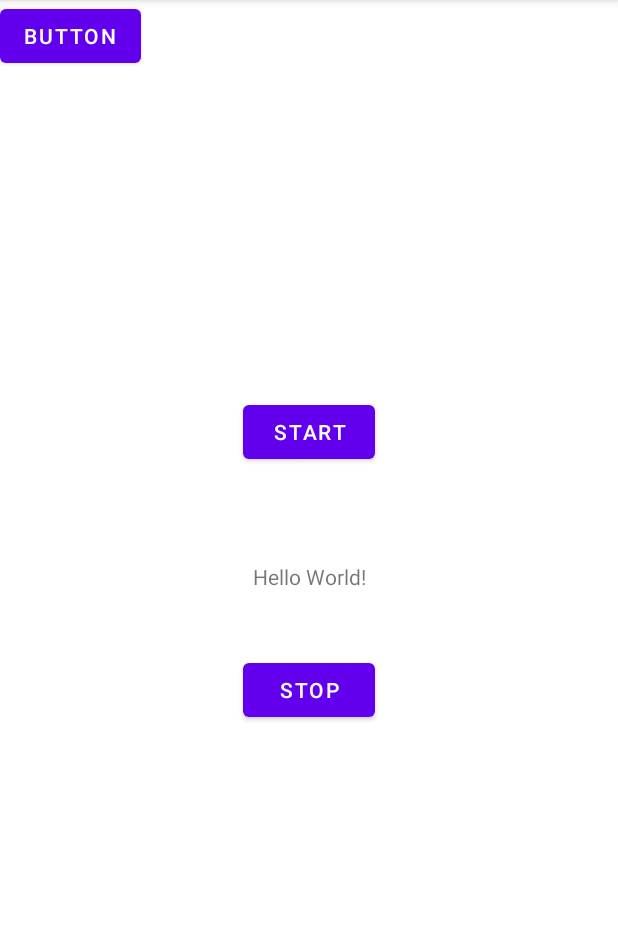
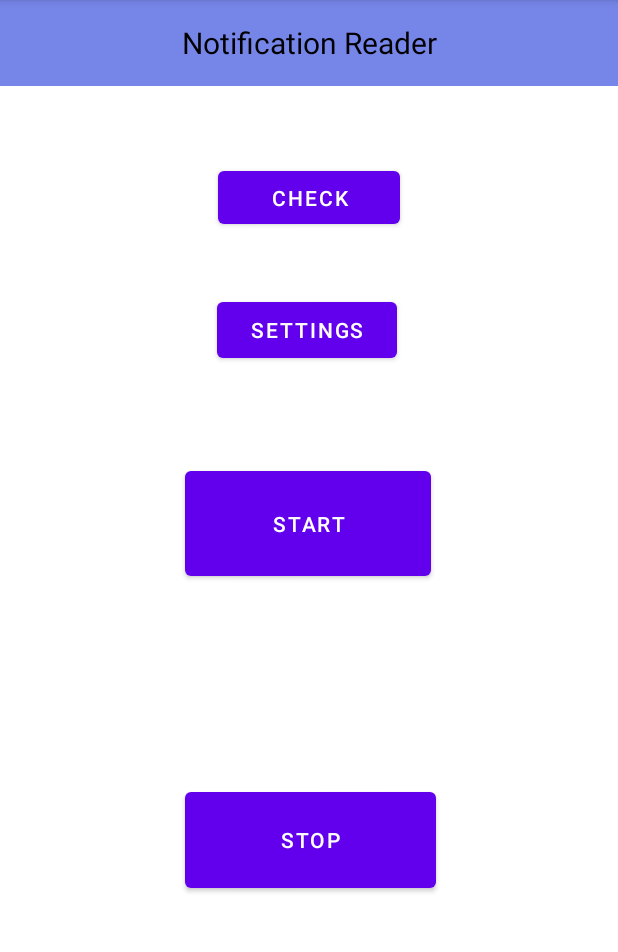
Before and after one commit to GNGB34/accessible-messaging-droid, an Android app: the screen it shows after launch (MainActivity), on a phone screen of 412 x 824 dp, the part 84-1036 px from its top. Run offline under Robolectric (Android 15) with nearby library versions, the phone set to English and light mode, and no system bars.

Commit message:
added UI, settings button goes to settings activity

```diff
--- a/app/build.gradle
+++ b/app/build.gradle
@@ -8,7 +8,7 @@ android {
     buildToolsVersion "30.0.2"
 
     defaultConfig {
-        applicationId "com.example.accessiblemessaging"
+        applicationId "com.example.accessiblemesseging"
         minSdkVersion 23
         targetSdkVersion 26
         versionCode 1
--- a/app/src/main/java/com/example/accessiblemessaging/MainActivity.java
+++ b/app/src/main/java/com/example/accessiblemessaging/MainActivity.java
@@ -5,7 +5,6 @@ import androidx.appcompat.app.AppCompatActivity;
 import android.app.ActivityManager;
 import android.content.Context;
 import android.content.Intent;
-import android.content.ServiceConnection;
 import android.os.Bundle;
 import android.util.Log;
 import android.view.View;
@@ -21,6 +20,7 @@ public class MainActivity extends AppCompatActivity {
         Button button = (Button) findViewById(R.id.button);
         Button stop = (Button) findViewById(R.id.stop);
         Button check = (Button) findViewById(R.id.check); //Check if service is running or not
+        Button settings=(Button) findViewById(R.id.settings);
 
         check.setOnClickListener(new View.OnClickListener() {
             @Override
@@ -46,6 +46,14 @@ public class MainActivity extends AppCompatActivity {
                 startService(service);
             }
         });
+
+        settings.setOnClickListener(new View.OnClickListener(){
+            @Override
+            public void onClick(View v){
+                openSettings();
+
+            }
+        });
     }
 
     //Checks if the service is running; it basically always is unless the OS stops it
@@ -59,4 +67,9 @@ public class MainActivity extends AppCompatActivity {
     }
 
 
+    public void openSettings(){
+        Intent intent=new Intent(this, Settings.class);
+        startActivity(intent);
+    }
+
 }
--- a/app/src/main/res/layout/activity_main.xml
+++ b/app/src/main/res/layout/activity_main.xml
@@ -4,43 +4,76 @@
     xmlns:tools="http://schemas.android.com/tools"
     android:layout_width="match_parent"
     android:layout_height="match_parent"
+    android:layout_gravity="center"
     tools:context=".MainActivity">
 
     <TextView
-        android:layout_width="wrap_content"
-        android:layout_height="wrap_content"
-        android:text="Hello World!"
-        app:layout_constraintBottom_toBottomOf="parent"
-        app:layout_constraintLeft_toLeftOf="parent"
-        app:layout_constraintRight_toRightOf="parent"
-        app:layout_constraintTop_toTopOf="parent" />
-
-    <Button
-        android:id="@+id/button"
-        android:layout_width="wrap_content"
-        android:layout_height="wrap_content"
-        android:layout_marginTop="264dp"
-        android:text="start"
+        android:id="@+id/textView"
+        android:layout_width="match_parent"
+        android:layout_height="57dp"
+        android:background="#7685E8"
+        android:gravity="center"
+        android:text="Notification Reader"
+        android:textColor="#000000"
+        android:textColorLink="#0C0C0C"
+        android:textSize="20sp"
         app:layout_constraintEnd_toEndOf="parent"
         app:layout_constraintStart_toStartOf="parent"
         app:layout_constraintTop_toTopOf="parent" />
 
     <Button
+        android:id="@+id/button"
+        android:layout_width="164dp"
+        android:layout_height="82dp"
+        android:layout_marginTop="308dp"
+        android:gravity="center"
+        android:text="start"
+        app:layout_constraintEnd_toEndOf="parent"
+        app:layout_constraintHorizontal_bias="0.497"
+        app:layout_constraintStart_toStartOf="parent"
+        app:layout_constraintTop_toTopOf="parent" />
+
+    <Button
         android:id="@+id/stop"
-        android:layout_width="wrap_content"
-        android:layout_height="wrap_content"
-        android:layout_marginBottom="284dp"
+        android:layout_width="167dp"
+        android:layout_height="76dp"
+        android:layout_marginTop="113dp"
+        android:layout_marginBottom="152dp"
+        android:gravity="center"
         android:text="stop"
         app:layout_constraintBottom_toBottomOf="parent"
         app:layout_constraintEnd_toEndOf="parent"
-        app:layout_constraintStart_toStartOf="parent" />
+        app:layout_constraintHorizontal_bias="0.504"
+        app:layout_constraintStart_toStartOf="parent"
+        app:layout_constraintTop_toBottomOf="@+id/button" />
 
     <Button
         android:id="@+id/check"
-        android:layout_width="wrap_content"
+        android:layout_width="121dp"
         android:layout_height="wrap_content"
-        android:text="Button"
-        tools:layout_editor_absoluteX="130dp"
-        tools:layout_editor_absoluteY="533dp" />
+        android:layout_marginTop="108dp"
+        android:layout_marginBottom="40dp"
+        android:gravity="center"
+        android:text="Check"
+        app:layout_constrainedHeight="true"
+        app:layout_constraintBottom_toTopOf="@+id/settings"
+        app:layout_constraintEnd_toEndOf="parent"
+        app:layout_constraintStart_toStartOf="parent"
+        app:layout_constraintTop_toTopOf="parent" />
+
+    <Button
+        android:id="@+id/settings"
+        android:layout_width="120dp"
+        android:layout_height="49dp"
+        android:layout_marginStart="149dp"
+        android:layout_marginTop="196dp"
+        android:layout_marginEnd="152dp"
+        android:layout_marginBottom="64dp"
+        android:text="SETTINGS"
+        app:layout_constraintBottom_toTopOf="@+id/button"
+        app:layout_constraintEnd_toEndOf="parent"
+        app:layout_constraintHorizontal_bias="0.5"
+        app:layout_constraintStart_toStartOf="parent"
+        app:layout_constraintTop_toTopOf="parent" />
 
 </androidx.constraintlayout.widget.ConstraintLayout>
```
Also changed, not shown: app/src/main/AndroidManifest.xml (+5 -2 lines), app/src/main/java/com/example/accessiblemessaging/Settings.java (added, +14 -0 lines), app/src/main/res/layout/activity_settings2.xml (added, +93 -0 lines).
